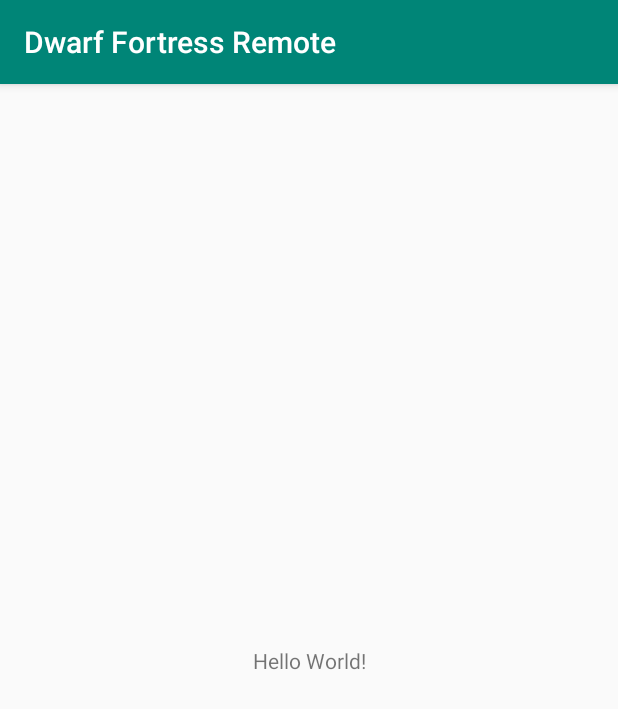
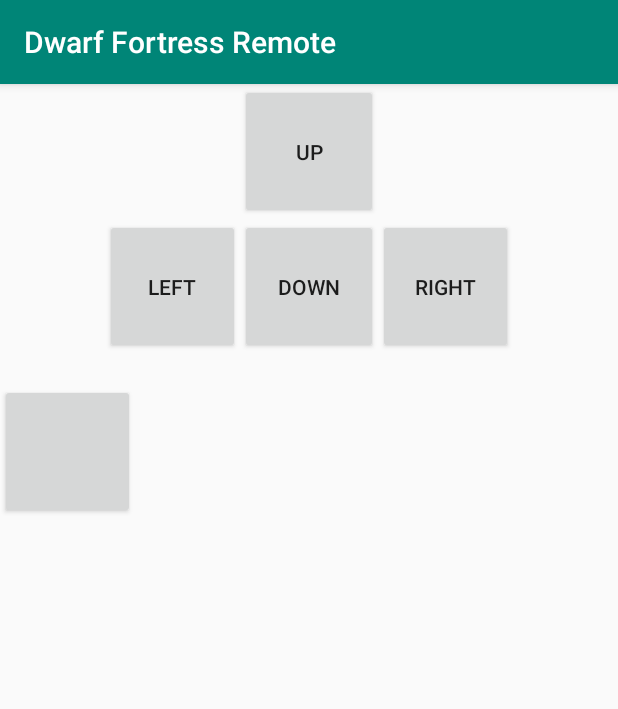
Before and after one commit to ShrinathN/DwarfFortressRemote, an Android app: the screen it shows after launch (MainActivity), on a phone screen of 412 x 824 dp. Shown: the top 709 px of the screen. Run offline under Robolectric (Android 15) with nearby library versions, the phone set to English and light mode, and no system bars.

Commit message:
Working on port. layout

```diff
--- /dev/null
+++ b/app/src/main/res/layout-land/activity_main.xml
@@ -0,0 +1,18 @@
+<?xml version="1.0" encoding="utf-8"?>
+<android.support.constraint.ConstraintLayout xmlns:android="http://schemas.android.com/apk/res/android"
+    xmlns:app="http://schemas.android.com/apk/res-auto"
+    xmlns:tools="http://schemas.android.com/tools"
+    android:layout_width="match_parent"
+    android:layout_height="match_parent"
+    tools:context=".MainActivity">
+
+    <TextView
+        android:layout_width="wrap_content"
+        android:layout_height="wrap_content"
+        android:text="Hello World! GOYUM"
+        app:layout_constraintBottom_toBottomOf="parent"
+        app:layout_constraintLeft_toLeftOf="parent"
+        app:layout_constraintRight_toRightOf="parent"
+        app:layout_constraintTop_toTopOf="parent" />
+
+</android.support.constraint.ConstraintLayout>
--- a/app/src/main/res/layout/activity_main.xml
+++ b/app/src/main/res/layout/activity_main.xml
@@ -1,18 +1,54 @@
 <?xml version="1.0" encoding="utf-8"?>
-<android.support.constraint.ConstraintLayout xmlns:android="http://schemas.android.com/apk/res/android"
+<RelativeLayout xmlns:android="http://schemas.android.com/apk/res/android"
     xmlns:app="http://schemas.android.com/apk/res-auto"
     xmlns:tools="http://schemas.android.com/tools"
     android:layout_width="match_parent"
-    android:layout_height="match_parent"
-    tools:context=".MainActivity">
+    android:layout_height="match_parent">
 
-    <TextView
-        android:layout_width="wrap_content"
-        android:layout_height="wrap_content"
-        android:text="Hello World!"
-        app:layout_constraintBottom_toBottomOf="parent"
-        app:layout_constraintLeft_toLeftOf="parent"
-        app:layout_constraintRight_toRightOf="parent"
-        app:layout_constraintTop_toTopOf="parent" />
+    <Button
+        android:id="@+id/button_upKey"
+        android:layout_width="90dp"
+        android:layout_height="90dp"
+        android:layout_alignParentStart="true"
+        android:layout_alignParentEnd="true"
+        android:layout_marginStart="160dp"
+        android:layout_marginEnd="160dp"
+        android:text="UP" />
 
-</android.support.constraint.ConstraintLayout>
+    <Button
+        android:id="@+id/button_leftKey"
+        android:layout_width="90dp"
+        android:layout_height="90dp"
+        android:layout_below="@+id/button_upKey"
+        android:layout_alignParentStart="true"
+        android:layout_marginStart="70dp"
+        android:text="LEFT"/>
+
+    <Button
+        android:id="@+id/button_rightKey"
+        android:layout_width="90dp"
+        android:layout_height="90dp"
+        android:layout_below="@+id/button_upKey"
+        android:layout_alignParentEnd="true"
+        android:layout_marginEnd="70dp"
+        android:text="RIGHT"/>
+
+    <Button
+        android:id="@+id/button_downKey"
+        android:layout_width="90dp"
+        android:layout_height="90dp"
+        android:layout_below="@+id/button_upKey"
+        android:layout_toRightOf="@id/button_leftKey"
+        android:layout_toLeftOf="@id/button_rightKey"
+        android:text="DOWN"/>
+
+    <Button
+        android:id="@+id/button_plusKey"
+        android:layout_width="90dp"
+        android:layout_height="90dp"
+        android:layout_below="@+id/button_leftKey"
+        android:layout_marginTop="20dp"
+        android:text=""/>
+
+
+</RelativeLayout>
```
